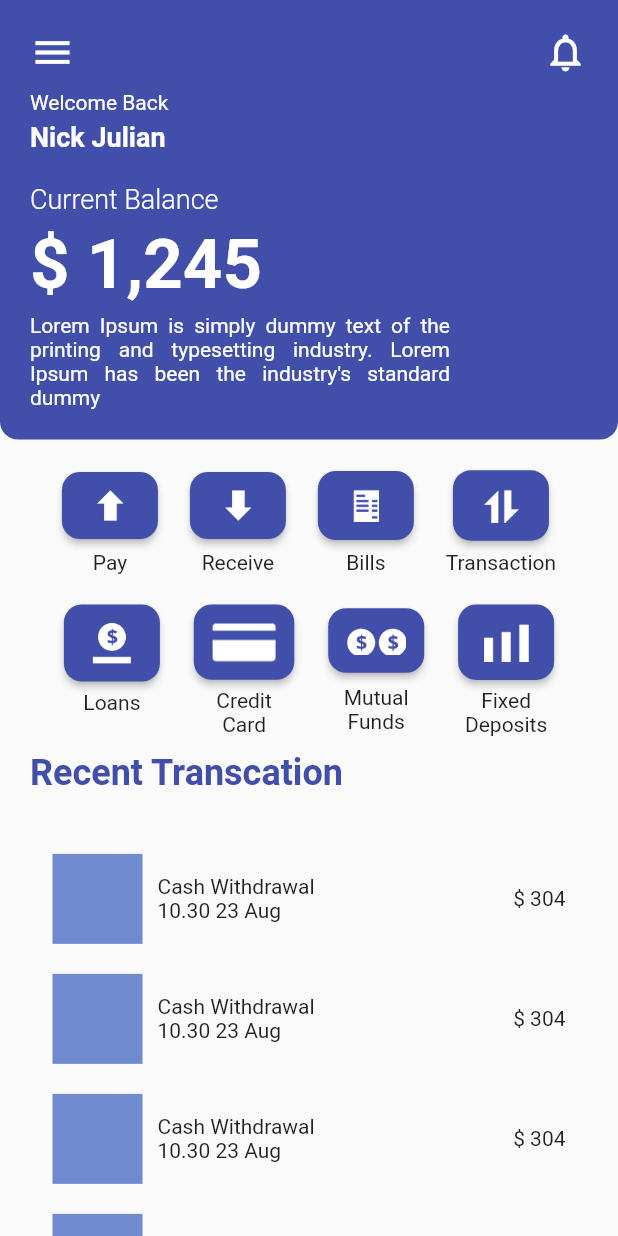
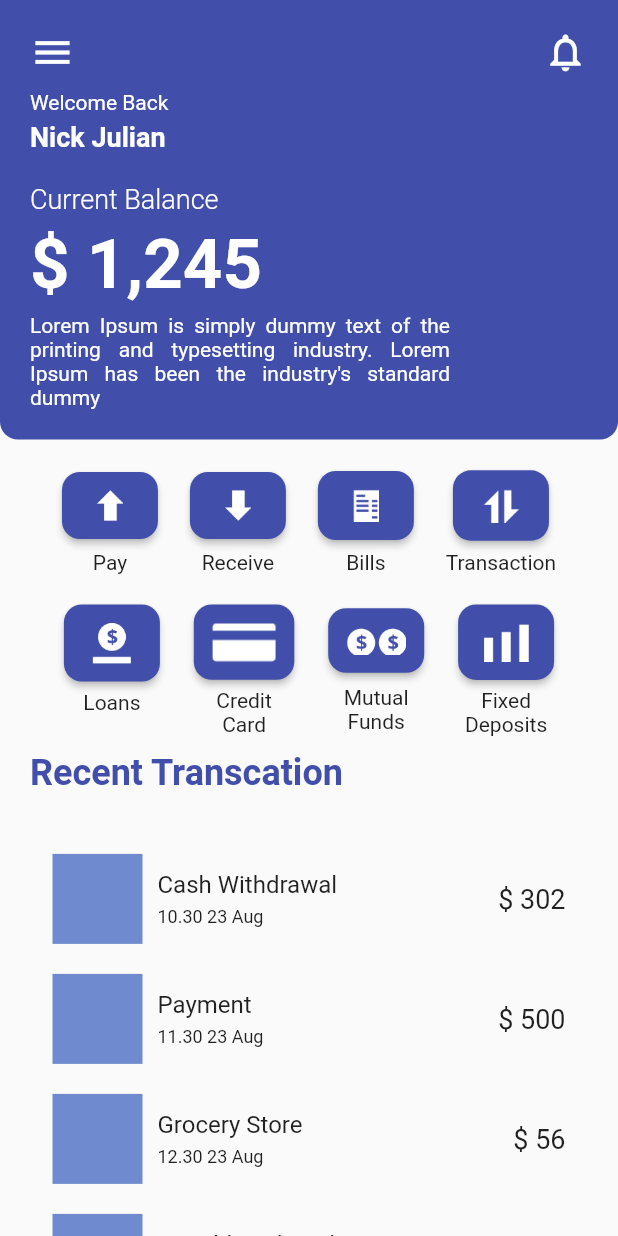
Before and after one commit to fadhilahmad95/flutter_pemula, a Flutter app: the screen it shows after launch, on a phone screen of 412 x 824 dp. Run offline on Flutter 3.47's test engine with Material 2 defaults, Android fonts, the light colour scheme and no system bars; our stand-ins replace google_fonts.

Commit message:
home-page-finish

```diff
--- a/bank_apps_ui/lib/pages/home_page.dart
+++ b/bank_apps_ui/lib/pages/home_page.dart
@@ -156,8 +156,8 @@ class HomePage extends StatelessWidget {
                 ),
                 SizedBox(height: 10),
                 Container(
-                  padding: EdgeInsets.symmetric(horizontal: 20),
-                  child: Text(
+                  padding: const EdgeInsets.symmetric(horizontal: 20),
+                  child: const Text(
                     "Recent Transcation",
                     style: TextStyle(
                       fontSize: 24,
@@ -169,12 +169,27 @@ class HomePage extends StatelessWidget {
                 Container(
                   margin: EdgeInsets.only(top: 20, bottom: 20),
                   child: Column(
-                    children: [
-                      RecentCard(),
-                      RecentCard(),
-                      RecentCard(),
-                      RecentCard(),
-                      RecentCard(),
+                    children: const [
+                      RecentCard(
+                        judul: "Cash Withdrawal",
+                        date: "10.30 23 Aug",
+                        biaya: "\$ 302",
+                      ),
+                      RecentCard(
+                        judul: "Payment",
+                        date: "11.30 23 Aug",
+                        biaya: "\$ 500",
+                      ),
+                      RecentCard(
+                        judul: "Grocery Store",
+                        date: "12.30 23 Aug",
+                        biaya: "\$ 56",
+                      ),
+                      RecentCard(
+                        judul: "Monthly Subscribe",
+                        date: "14.30 23 Aug",
+                        biaya: "\$ 23",
+                      ),
                     ],
                   ),
                 )
@@ -188,8 +203,14 @@ class HomePage extends StatelessWidget {
 }
 
 class RecentCard extends StatelessWidget {
+  final String judul;
+  final String date;
+  final String biaya;
   const RecentCard({
     Key? key,
+    required this.judul,
+    required this.biaya,
+    required this.date,
   }) : super(key: key);
 
   @override
@@ -210,10 +231,29 @@ class RecentCard extends StatelessWidget {
           SizedBox(width: 10),
           Column(
             crossAxisAlignment: CrossAxisAlignment.start,
-            children: [Text("Cash Withdrawal"), Text("10.30 23 Aug")],
+            children: [
+              Text(
+                judul,
+                style: TextStyle(
+                  fontSize: 16,
+                ),
+              ),
+              const SizedBox(height: 5),
+              Text(
+                date,
+                style: TextStyle(
+                  fontSize: 12,
+                ),
+              ),
+            ],
           ),
           Spacer(),
-          Text("\$ 304")
+          Text(
+            biaya,
+            style: TextStyle(
+              fontSize: 18,
+            ),
+          )
         ],
       ),
     );
```
